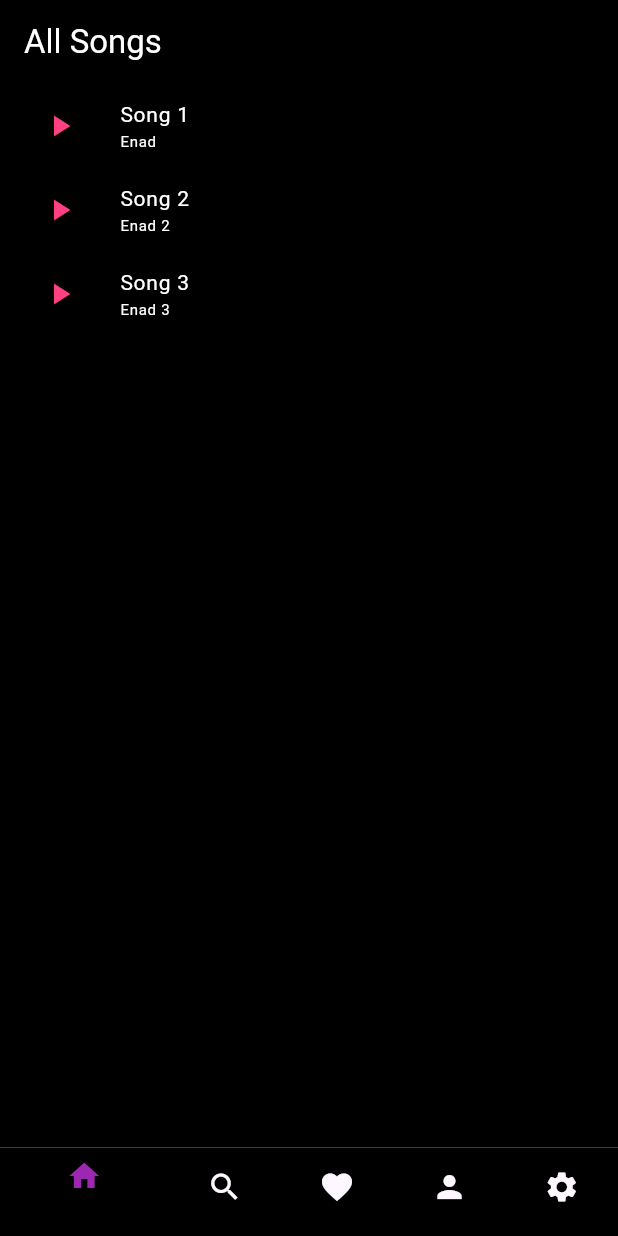
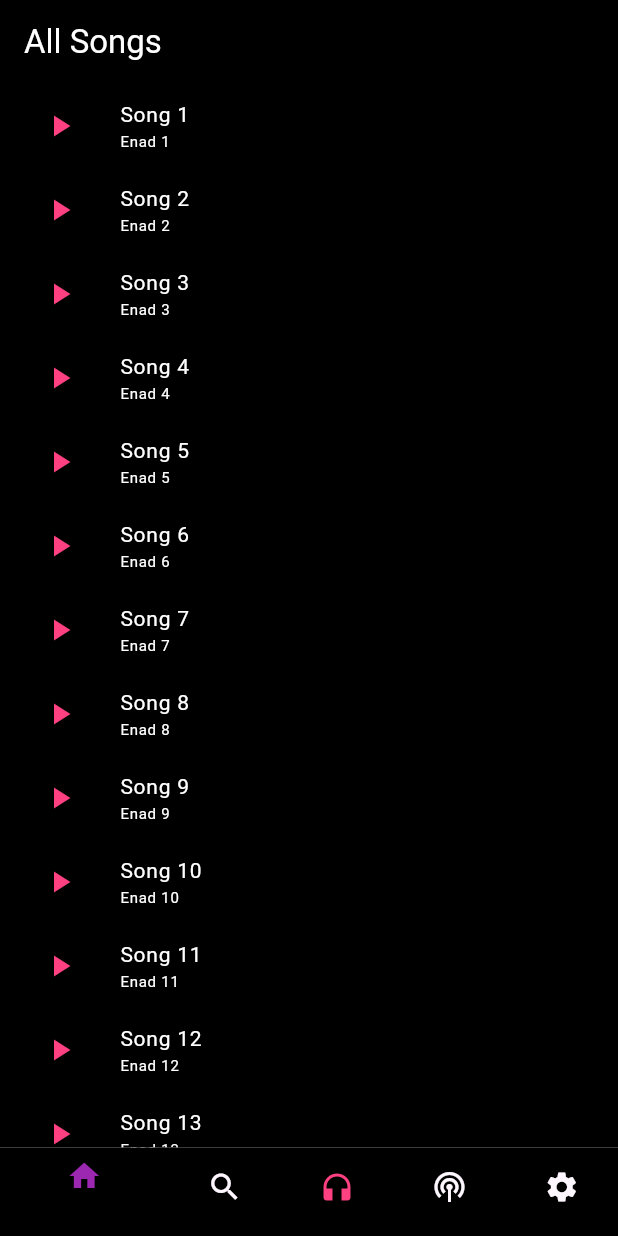
Before and after one commit to enadcs/MusicApp, a Flutter app: the screen it shows after launch, on a phone screen of 412 x 824 dp. Run offline on Flutter 3.47's test engine with Material 3 defaults, Android fonts, the phone set to English and light mode, and no system bars; our stand-ins replace audioplayers, get.

Commit message:
Third  Commit

```diff
--- a/lib/controller/AudioController.dart
+++ b/lib/controller/AudioController.dart
@@ -1,12 +1,14 @@
 import 'package:get/get.dart';
 import 'package:music_app/model/SongBean.dart';
 import 'package:audioplayers/audioplayers.dart';
+
+import '../view/HomePage.dart';
 
 class AudioController extends GetxController {
   var songs = <Song>[
     Song(
         'Song 1',
-        "Enad",
+        "Enad 1",
         'https://codeskulptor-demos.commondatastorage.googleapis.com/pang/paza-moduless.mp3',
         'assets/images/song.png'),
     Song(
@@ -19,9 +21,69 @@ class AudioController extends GetxController {
         "Enad 3",
         'https://codeskulptor-demos.commondatastorage.googleapis.com/descent/background%20music.mp3',
         'assets/images/song.png'),
+    Song(
+        'Song 4',
+        "Enad 4",
+        'https://codeskulptor-demos.commondatastorage.googleapis.com/pang/paza-moduless.mp3',
+        'assets/images/song.png'),
+    Song(
+        'Song 5',
+        "Enad 5",
+        'https://codeskulptor-demos.commondatastorage.googleapis.com/GalaxyInvaders/theme_01.mp3',
+        'assets/images/song.png'),
+    Song(
+        'Song 6',
+        "Enad 6",
+        'https://codeskulptor-demos.commondatastorage.googleapis.com/descent/background%20music.mp3',
+        'assets/images/song.png'),
+    Song(
+        'Song 7',
+        "Enad 7",
+        'https://codeskulptor-demos.commondatastorage.googleapis.com/pang/paza-moduless.mp3',
+        'assets/images/song.png'),
+    Song(
+        'Song 8',
+        "Enad 8",
+        'https://codeskulptor-demos.commondatastorage.googleapis.com/GalaxyInvaders/theme_01.mp3',
+        'assets/images/song.png'),
+    Song(
+        'Song 9',
+        "Enad 9",
+        'https://codeskulptor-demos.commondatastorage.googleapis.com/descent/background%20music.mp3',
+        'assets/images/song.png'),
+    Song(
+        'Song 10',
+        "Enad 10",
+        'https://codeskulptor-demos.commondatastorage.googleapis.com/pang/paza-moduless.mp3',
+        'assets/images/song.png'),
+    Song(
+        'Song 11',
+        "Enad 11",
+        'https://codeskulptor-demos.commondatastorage.googleapis.com/GalaxyInvaders/theme_01.mp3',
+        'assets/images/song.png'),
+    Song(
+        'Song 12',
+        "Enad 12",
+        'https://codeskulptor-demos.commondatastorage.googleapis.com/descent/background%20music.mp3',
+        'assets/images/song.png'),
+    Song(
+        'Song 13',
+        "Enad 13",
+        'https://codeskulptor-demos.commondatastorage.googleapis.com/pang/paza-moduless.mp3',
+        'assets/images/song.png'),
+    Song(
+        'Song 14',
+        "Enad 14",
+        'https://codeskulptor-demos.commondatastorage.googleapis.com/GalaxyInvaders/theme_01.mp3',
+        'assets/images/song.png'),
+    Song(
+        'Song 15',
+        "Enad 15",
+        'https://codeskulptor-demos.commondatastorage.googleapis.com/descent/background%20music.mp3',
+        'assets/images/song.png'),
   ].obs;
 
-  var _isPlaying = <bool>[false, false, false].obs;
+  var _isPlaying = <bool>[false, false, false,false, false, false,false, false, false,false, false, false,false, false, false].obs;
 
   bool isPlaying(int index) => _isPlaying[index];
   AudioPlayer audioPlayer = AudioPlayer();
@@ -36,6 +98,7 @@ class AudioController extends GetxController {
       // Here you can add code to play the song using your preferred audio plugin
       _isPlaying[index] = true;
       playAudio(songs[index].url);
+      Home.currentSongPlaying=songs[index];
     }
     refresh();
   }
--- a/lib/main.dart
+++ b/lib/main.dart
@@ -1,4 +1,5 @@
 import 'package:flutter/material.dart';
+import 'package:music_app/view/NowPlayingPage.dart';
 import 'package:music_app/view/PodCastPage.dart';
 import 'package:music_app/view/SearchPage.dart';
 import 'package:music_app/view/SettingsPage.dart';
@@ -29,13 +30,24 @@ class _MyHomePageState extends State<MyHomePage> {
   static List<Widget> _widgetOptions = <Widget>[
     HomePage(),
     DarkSearchPage(),
-    Text('Favorites Page'),
+    (Home.currentSongPlaying != null)
+        ? NowPlayingPage(Home.currentSongPlaying!)
+        : Text("Now Playing"),
     PodCastsPage(),
     SettingsPage(),
   ];
 
   void _onItemTapped(int index) {
     setState(() {
+      _widgetOptions = <Widget>[
+        HomePage(),
+        DarkSearchPage(),
+        (Home.currentSongPlaying != null)
+            ? NowPlayingPage(Home.currentSongPlaying!)
+            : Text("Now Playing"),
+        PodCastsPage(),
+        SettingsPage(),
+      ];
       _selectedIndex = index;
     });
   }
@@ -55,18 +67,25 @@ class _MyHomePageState extends State<MyHomePage> {
             label: '',
           ),
           BottomNavigationBarItem(
+            backgroundColor: Colors.black,
             icon: Icon(Icons.search),
             label: '',
           ),
           BottomNavigationBarItem(
-            icon: Icon(Icons.favorite),
+            backgroundColor: Colors.black,
+            icon: Icon(
+              Icons.headphones,
+              color: Colors.pinkAccent,
+            ),
             label: '',
           ),
           BottomNavigationBarItem(
-            icon: Icon(Icons.person),
+            backgroundColor: Colors.black,
+            icon: Icon(Icons.podcasts),
             label: '',
           ),
           BottomNavigationBarItem(
+            backgroundColor: Colors.black,
             icon: Icon(Icons.settings),
             label: '',
           ),
--- a/lib/view/HomePage.dart
+++ b/lib/view/HomePage.dart
@@ -1,6 +1,7 @@
 import 'package:flutter/material.dart';
 import 'package:get/get.dart';
 import 'package:music_app/controller/AudioController.dart';
+import 'package:music_app/model/SongBean.dart';
 
 class HomePage extends StatelessWidget {
   @override
@@ -13,6 +14,8 @@ class HomePage extends StatelessWidget {
 }
 
 class Home extends StatelessWidget {
+
+  static Song? currentSongPlaying=null;
   static var audioController = Get.put(AudioController());
   Duration _duration = Duration();
   Duration _position = Duration();
```
Also changed, not shown: lib/controller/NowPlayingController.dart (added, +56 -0 lines), lib/view/NowPlayingPage.dart (added, +117 -0 lines).
